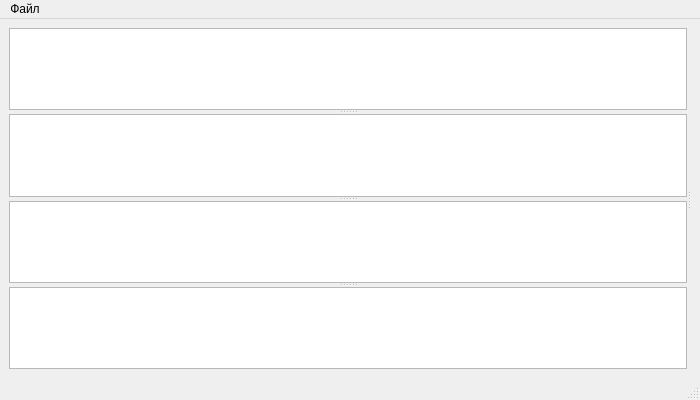
Prisyazhniuk/dh_software, file dh-software/applications/dh_viewer/main_window.ui: the form before one commit.
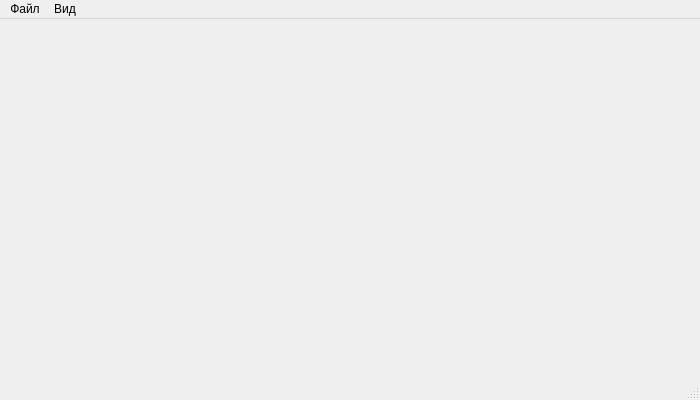
The form after the commit.

```diff
--- a/dh-software/applications/dh_viewer/main_window.ui
+++ b/dh-software/applications/dh_viewer/main_window.ui
@@ -20,15 +20,6 @@
       <property name="orientation">
        <enum>Qt::Horizontal</enum>
       </property>
-      <widget class="QSplitter" name="horizontal_splitter">
-       <property name="orientation">
-        <enum>Qt::Vertical</enum>
-       </property>
-       <widget class="QTreeView" name="files_tree_view"/>
-       <widget class="QTableView" name="processing_settings_view"/>
-       <widget class="QTableView" name="intensity_graph_view"/>
-       <widget class="QTableView" name="statistics_view"/>
-      </widget>
       <widget class="QWidget" name="verticalLayoutWidget_2">
        <layout class="QVBoxLayout" name="graphics_view_layout"/>
       </widget>
@@ -45,14 +36,20 @@
      <height>21</height>
     </rect>
    </property>
-   <widget class="QMenu" name="menu">
+   <widget class="QMenu" name="file_menu">
     <property name="title">
      <string>Файл</string>
     </property>
     <addaction name="open_image_action"/>
     <addaction name="save_image_action"/>
    </widget>
-   <addaction name="menu"/>
+   <widget class="QMenu" name="view_menu">
+    <property name="title">
+     <string>Вид</string>
+    </property>
+   </widget>
+   <addaction name="file_menu"/>
+   <addaction name="view_menu"/>
   </widget>
   <widget class="QStatusBar" name="statusbar"/>
   <action name="open_image_action">
```
